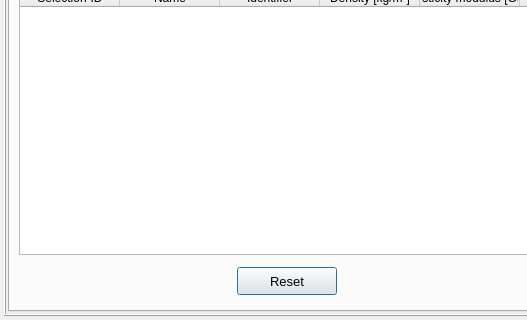
Before: the Qt Designer form vibra/interface/data/ui_files/model/setup/material/set_material.ui in MOPT-UFSC/VIBRA, drawn with Qt 5; both pictures show x 0 to 527 and y 180 to 500 of the 900 by 500 pixel window.
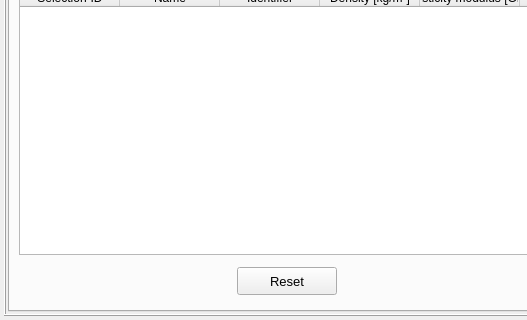
After: the same form once the commit is applied. The open tabs and pages were chosen to show the change.

Commit message: Removes autodefault setting in the remove and reset buttons

```diff
--- a/vibra/interface/data/ui_files/model/setup/material/set_material.ui
+++ b/vibra/interface/data/ui_files/model/setup/material/set_material.ui
@@ -419,6 +419,9 @@
                <property name="text">
                 <string>Reset</string>
                </property>
+               <property name="autoDefault">
+                <bool>false</bool>
+               </property>
               </widget>
              </item>
              <item row="0" column="1">
@@ -450,6 +453,9 @@
                <property name="text">
                 <string>Remove</string>
                </property>
+               <property name="autoDefault">
+                <bool>false</bool>
+               </property>
               </widget>
              </item>
             </layout>
```
